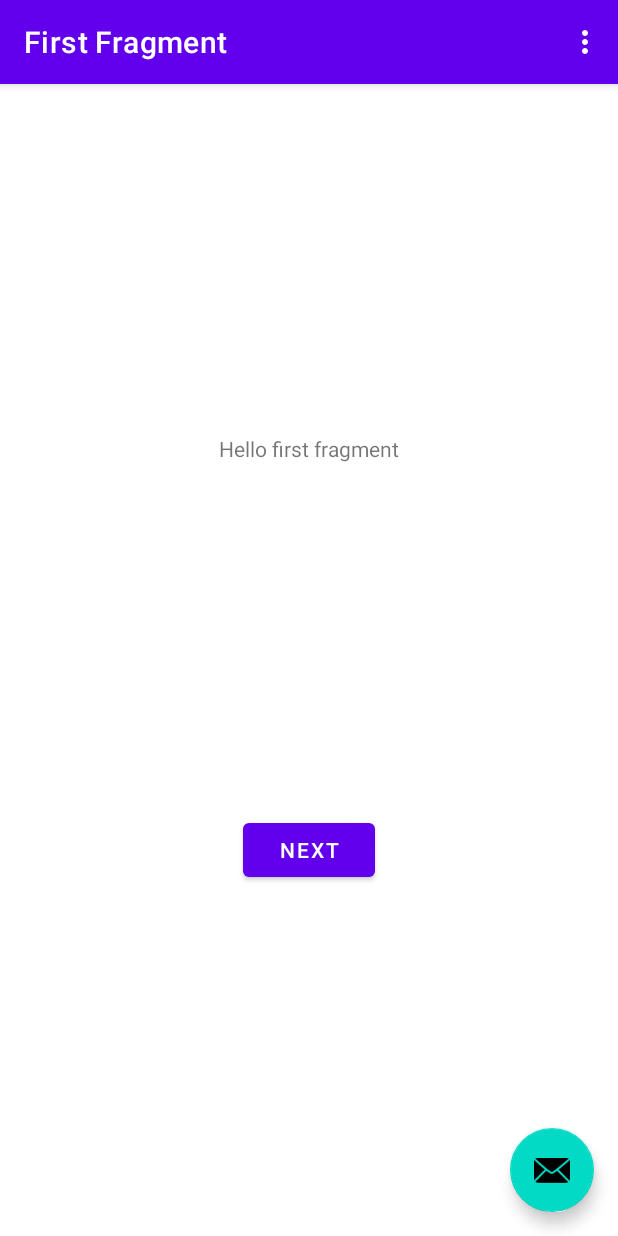
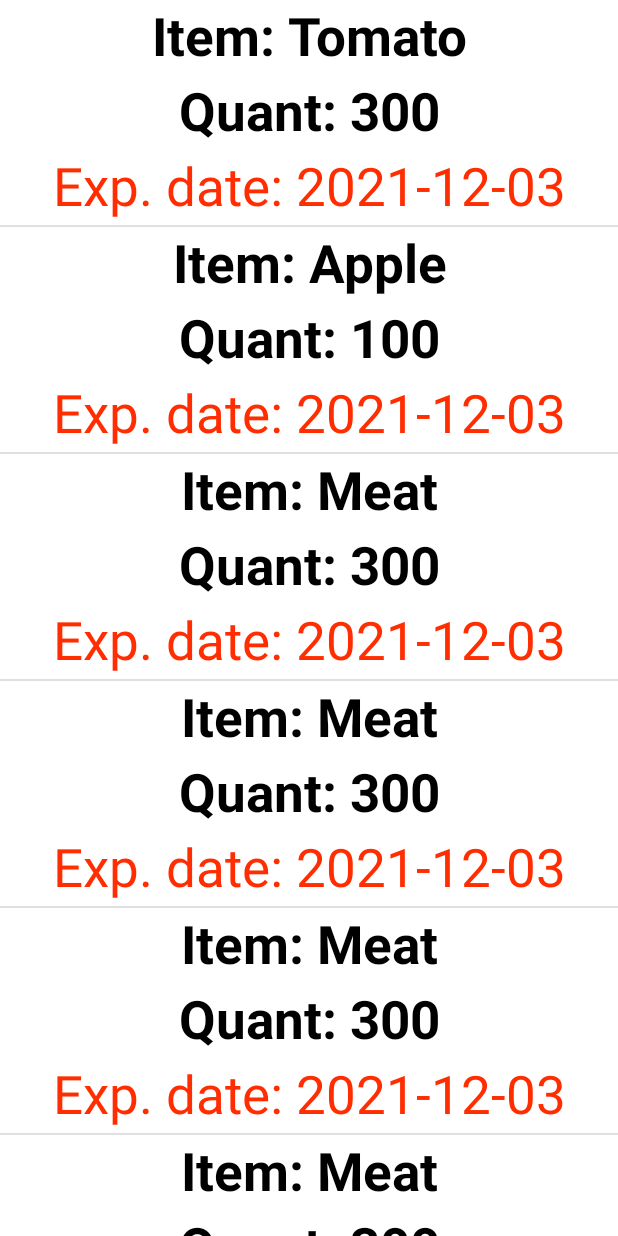
Before and after one commit to beji02/TasteNoWasteNew, an Android app: the screen it shows after launch (MainActivity before the commit, StorageListView after it), on a phone screen of 412 x 824 dp. Run offline under Robolectric (Android 15) with nearby library versions, the phone set to English and light mode, and no system bars; our stand-ins replace navigation-ui.

Commit message:
Implemented basic list view of current products.

```diff
--- a/userMobile/app/build.gradle
+++ b/userMobile/app/build.gradle
@@ -37,6 +37,8 @@ dependencies {
     implementation 'androidx.constraintlayout:constraintlayout:2.0.4'
     implementation 'androidx.navigation:navigation-fragment:2.3.5'
     implementation 'androidx.navigation:navigation-ui:2.3.5'
+    implementation 'androidx.lifecycle:lifecycle-livedata-ktx:2.3.1'
+    implementation 'androidx.lifecycle:lifecycle-viewmodel-ktx:2.3.1'
     testImplementation 'junit:junit:4.+'
     androidTestImplementation 'androidx.test.ext:junit:1.1.2'
     androidTestImplementation 'androidx.test.espresso:espresso-core:3.3.0'
--- a/userMobile/app/src/main/AndroidManifest.xml
+++ b/userMobile/app/src/main/AndroidManifest.xml
@@ -9,6 +9,11 @@
         android:roundIcon="@mipmap/ic_launcher_round"
         android:supportsRtl="true"
         android:theme="@style/Theme.UserMobile">
+        <activity
+            android:name=".Storage.StorageListView"
+            android:exported="false"
+            android:label="@string/title_activity_storage_list_view"
+            android:theme="@style/Theme.UserMobile.NoActionBar" />
         <activity
             android:name=".MainActivity"
             android:exported="true"
--- a/userMobile/app/src/main/java/com/example/usermobile/MainActivity.java
+++ b/userMobile/app/src/main/java/com/example/usermobile/MainActivity.java
@@ -1,7 +1,9 @@
 package com.example.usermobile;
 
+import android.content.Intent;
 import android.os.Bundle;
 
+import com.example.usermobile.Storage.StorageListView;
 import com.google.android.material.snackbar.Snackbar;
 
 import androidx.appcompat.app.AppCompatActivity;
@@ -43,6 +45,8 @@ public class MainActivity extends AppCompatActivity {
                         .setAction("Action", null).show();
             }
         });
+
+        startActivity(new Intent(MainActivity.this, StorageListView.class));
     }
 
     @Override
--- /dev/null
+++ b/userMobile/app/src/main/java/com/example/usermobile/Storage/Product.java
@@ -0,0 +1,47 @@
+package com.example.usermobile.Storage;
+
+import java.time.LocalDate;
+
+public class Product {
+    private String name;
+    private int quantity;
+    private LocalDate expirationDate;
+    private String category;
+    private String[] packages;
+
+    /**
+     * @param name
+     * @param quantity
+     * @param expirationDate
+     * @param category
+     * @param packages
+     */
+    public Product (final String name, final int quantity, final String expirationDate, final String category, final String[] packages){
+        this.name = name;
+        this.quantity = quantity;
+        this.expirationDate = LocalDate.parse(expirationDate);
+        this.category = category;
+        this.packages = packages;
+    }
+
+    public String getName() {
+        return name;
+    }
+
+    public int getQuantity() {
+        return quantity;
+    }
+
+    public LocalDate getExpirationDate() {
+        return expirationDate;
+    }
+
+    public String getCategory() {
+        return category;
+    }
+
+    public String[] getPackages() {
+        return packages;
+    }
+
+}
--- /dev/null
+++ b/userMobile/app/src/main/java/com/example/usermobile/Storage/Storage.java
@@ -0,0 +1,27 @@
+package com.example.usermobile.Storage;
+
+import java.util.ArrayList;
+
+public class Storage {
+    ArrayList <Product> productList;
+
+    public Storage (){
+        productList = new ArrayList<>();
+    }
+
+    public Storage (final ArrayList<Product> productList){
+        this.productList = productList;
+    }
+
+    public ArrayList<Product> getProductList (){
+        return this.productList;
+    }
+
+    public void setProductList (ArrayList<Product> newProductList){
+        this.productList = newProductList;
+    }
+
+    public void addProduct (Product product){
+        productList.add(product);
+    }
+}
--- /dev/null
+++ b/userMobile/app/src/main/java/com/example/usermobile/Storage/StorageListAdapter.java
@@ -0,0 +1,74 @@
+package com.example.usermobile.Storage;
+
+import android.content.Context;
+import android.view.LayoutInflater;
+import android.view.View;
+import android.view.ViewGroup;
+import android.view.animation.Animation;
+import android.view.animation.AnimationUtils;
+import android.widget.ArrayAdapter;
+import android.widget.TextView;
+
+
+import com.example.usermobile.R;
+import com.google.android.material.snackbar.Snackbar;
+
+import java.util.ArrayList;
+import java.util.List;
+
+public class StorageListAdapter extends ArrayAdapter<Product>{
+
+    private ArrayList<Product> dataSet;
+    Context mContext;
+
+    // View lookup cache
+    private static class ViewHolder {
+        TextView txtName;
+        TextView txtQuantity;
+        TextView txtDate;
+    }
+
+    public StorageListAdapter(ArrayList<Product> data, int resource, Context context) {
+        super(context, resource , data);
+        this.dataSet = data;
+        this.mContext=context;
+    }
+
+    private int lastPosition = -1;
+
+    @Override
+    public View getView(int position, View convertView, ViewGroup parent) {
+        // Get the data item for this position
+        Product dataModel = getItem(position);
+        // Check if an existing view is being reused, otherwise inflate the view
+        ViewHolder viewHolder; // view lookup cache stored in tag
+
+        final View result;
+
+        if (convertView == null) {
+
+            viewHolder = new ViewHolder();
+            LayoutInflater inflater = LayoutInflater.from(getContext());
+            convertView = inflater.inflate(R.layout.product_list_row, parent, false);
+            viewHolder.txtName = (TextView) convertView.findViewById(R.id.name);
+            viewHolder.txtQuantity = (TextView) convertView.findViewById(R.id.quantity);
+            viewHolder.txtDate = (TextView) convertView.findViewById(R.id.expirationDate);
+
+            result=convertView;
+
+            convertView.setTag(viewHolder);
+        } else {
+            viewHolder = (ViewHolder) convertView.getTag();
+            result=convertView;
+        }
+
+        lastPosition = position;
+
+        viewHolder.txtName.setText("Item: " +  dataModel.getName());
+        viewHolder.txtQuantity.setText("Quant: " + Integer.toString(dataModel.getQuantity()));
+        viewHolder.txtDate.setText("Exp. date: " + dataModel.getExpirationDate().toString());
+
+        // Return the completed view to render on screen
+        return convertView;
+    }
+}
--- /dev/null
+++ b/userMobile/app/src/main/java/com/example/usermobile/Storage/StorageListView.java
@@ -0,0 +1,50 @@
+package com.example.usermobile.Storage;
+
+import androidx.appcompat.app.AppCompatActivity;
+
+import android.os.Bundle;
+import android.widget.ListView;
+
+import com.example.usermobile.R;
+
+import java.util.ArrayList;
+
+
+public class StorageListView extends AppCompatActivity {
+
+    private ListView storageListView;
+    private Storage productStorage;
+    private ArrayList<Product> productList;
+
+    @Override
+    protected void onCreate(Bundle savedInstanceState) {
+
+        super.onCreate(savedInstanceState);
+        setContentView(R.layout.activity_storage_list_view);
+
+        storageListView = (ListView)findViewById(R.id.storageList);
+        productStorage = new Storage();
+
+        productStorage.addProduct(new Product("Tomato", 300, "2021-12-03", "vegetable",
+                new String[] {"da", "nu"}));
+        productStorage.addProduct(new Product("Apple", 100, "2021-12-03", "fruit",
+                new String[] {"da", "nu"}));
+        productStorage.addProduct(new Product("Meat", 300, "2021-12-03", "meat",
+                new String[] {"da", "nu"}));
+        productStorage.addProduct(new Product("Meat", 300, "2021-12-03", "meat",
+                new String[] {"da", "nu"}));
+        productStorage.addProduct(new Product("Meat", 300, "2021-12-03", "meat",
+                new String[] {"da", "nu"}));
+        productStorage.addProduct(new Product("Meat", 300, "2021-12-03", "meat",
+                new String[] {"da", "nu"}));
+        productList = productStorage.getProductList();
+
+
+        StorageListAdapter storageListAdapter = new StorageListAdapter(productList, R.layout.product_list_row, this );
+        storageListView.setAdapter(storageListAdapter);
+    }
+
+    public void updateProductStorage (Storage productStorage){
+        this.productStorage = productStorage;
+    }
+}
--- /dev/null
+++ b/userMobile/app/src/main/res/layout/activity_storage_list_view.xml
@@ -0,0 +1,14 @@
+<?xml version="1.0" encoding="utf-8"?>
+<RelativeLayout xmlns:android="http://schemas.android.com/apk/res/android"
+    xmlns:app="http://schemas.android.com/apk/res-auto"
+    xmlns:tools="http://schemas.android.com/tools"
+    android:layout_width="match_parent"
+    android:layout_height="match_parent"
+    tools:context=".Storage.StorageListView">
+
+    <ListView
+        android:id="@+id/storageList"
+        android:layout_width="match_parent"
+        android:layout_height="match_parent" />
+
+</RelativeLayout>
--- /dev/null
+++ b/userMobile/app/src/main/res/layout/product_list_row.xml
@@ -0,0 +1,55 @@
+<?xml version="1.0" encoding="utf-8"?>
+
+<TableLayout xmlns:android="http://schemas.android.com/apk/res/android"
+    android:layout_height="wrap_content" android:orientation="vertical"
+    android:layout_width="fill_parent">
+
+    <TableLayout
+        android:layout_height="wrap_content" android:orientation="vertical"
+        android:layout_width="fill_parent">
+
+        <TableRow android:layout_height="wrap_content"
+            android:layout_width="fill_parent">
+            <TextView
+                android:id="@+id/name"
+                android:layout_width="match_parent"
+                android:layout_height="match_parent"
+                android:layout_weight="1"
+                android:height="50sp"
+                android:textAlignment="center"
+                android:textColor="#000000"
+                android:textSize="35sp"
+                android:textStyle="bold"
+            />
+        </TableRow>
+
+        <TableRow android:layout_height="wrap_content"
+            android:layout_width="fill_parent">
+            <TextView
+                android:id="@+id/quantity"
+                android:layout_width="match_parent"
+                android:layout_height="match_parent"
+                android:layout_weight="1"
+                android:height="50sp"
+                android:textAlignment="center"
+                android:textColor="#000000"
+                android:textSize="35sp"
+                android:textStyle="bold"
+            />
+        </TableRow>
+
+        <TableRow android:layout_height="wrap_content"
+            android:layout_width="fill_parent">
+            <TextView
+                android:id="@+id/expirationDate"
+                android:layout_width="match_parent"
+                android:layout_height="match_parent"
+                android:layout_weight="1"
+                android:height="50sp"
+                android:textAlignment="center"
+                android:textColor="#FF2D00"
+                android:textSize="35sp"
+                />
+        </TableRow>
+    </TableLayout>
+</TableLayout>
--- a/userMobile/app/src/main/res/values/dimens.xml
+++ b/userMobile/app/src/main/res/values/dimens.xml
@@ -1,3 +1,8 @@
 <resources>
     <dimen name="fab_margin">16dp</dimen>
+    <!-- Default screen margins, per the Android Design guidelines. -->
+    <dimen name="activity_horizontal_margin">16dp</dimen>
+    <dimen name="activity_vertical_margin">16dp</dimen>
+    <dimen name="nav_header_vertical_spacing">8dp</dimen>
+    <dimen name="nav_header_height">176dp</dimen>
 </resources>
```
Also changed, not shown: userMobile/app/src/main/res/drawable/ic_menu_camera.xml (added, +12 -0 lines), userMobile/app/src/main/res/drawable/ic_menu_gallery.xml (added, +9 -0 lines), userMobile/app/src/main/res/drawable/ic_menu_slideshow.xml (added, +9 -0 lines), userMobile/app/src/main/res/drawable/side_nav_bar.xml (added, +9 -0 lines), userMobile/app/src/main/res/values/strings.xml (+10 -0 lines).
